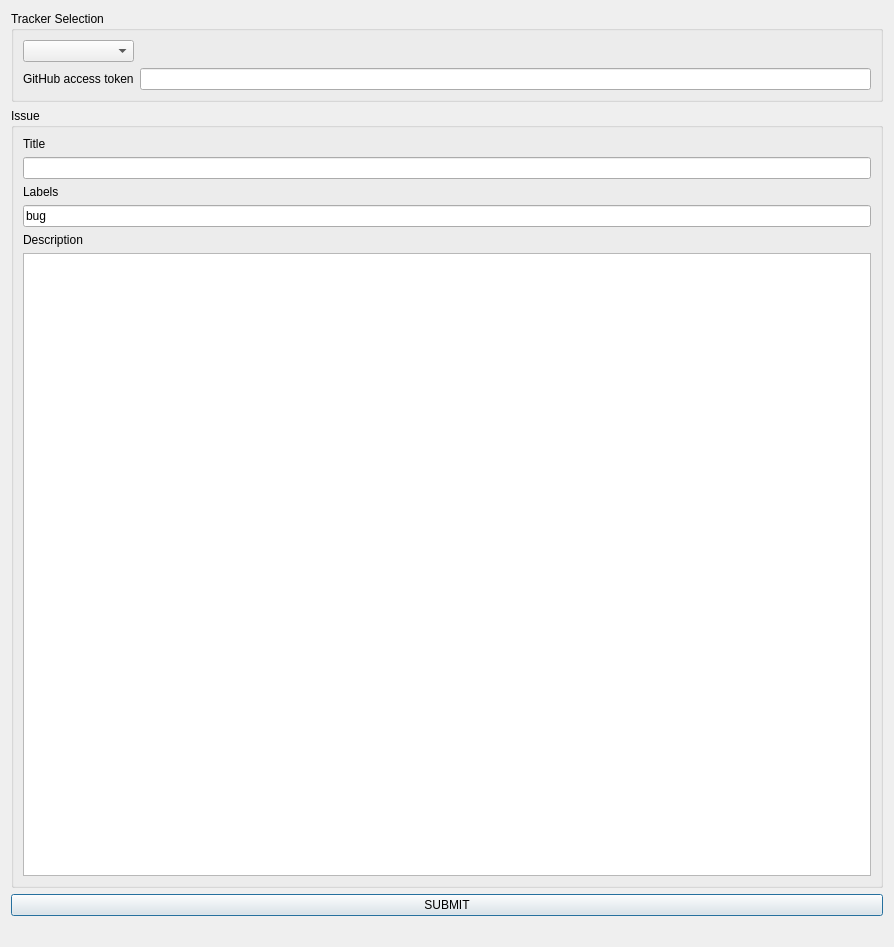
This is main_widget.ui in lutraconsulting/qgis-report-plugin as Qt 5 draws it before an edit. The edited form follows.
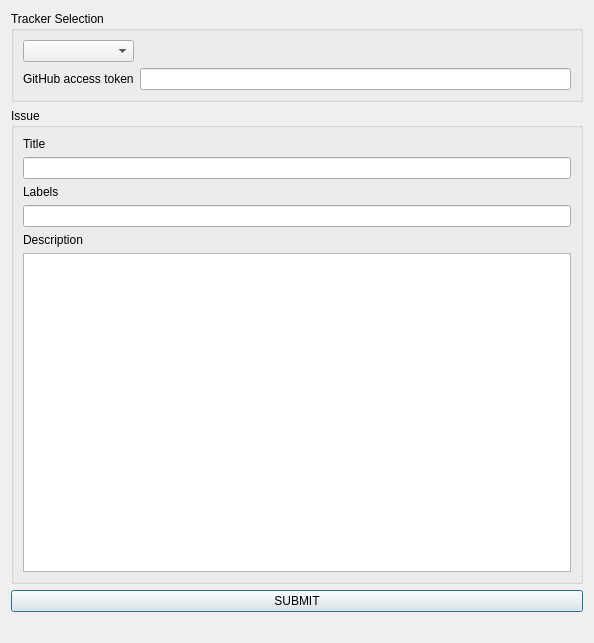
This is the edited form.

```diff
--- a/main_widget.ui
+++ b/main_widget.ui
@@ -6,12 +6,12 @@
    <rect>
     <x>0</x>
     <y>0</y>
-    <width>894</width>
-    <height>947</height>
+    <width>594</width>
+    <height>643</height>
    </rect>
   </property>
   <property name="sizePolicy">
-   <sizepolicy hsizetype="Fixed" vsizetype="Fixed">
+   <sizepolicy hsizetype="Minimum" vsizetype="Minimum">
     <horstretch>0</horstretch>
     <verstretch>0</verstretch>
    </sizepolicy>
@@ -78,7 +78,7 @@
       <item>
        <widget class="QLineEdit" name="LabelsLineEdit">
         <property name="text">
-         <string>bug</string>
+         <string/>
         </property>
        </widget>
       </item>
```
Left out of the diff: 2 changed lines with no effect on the pictures.
